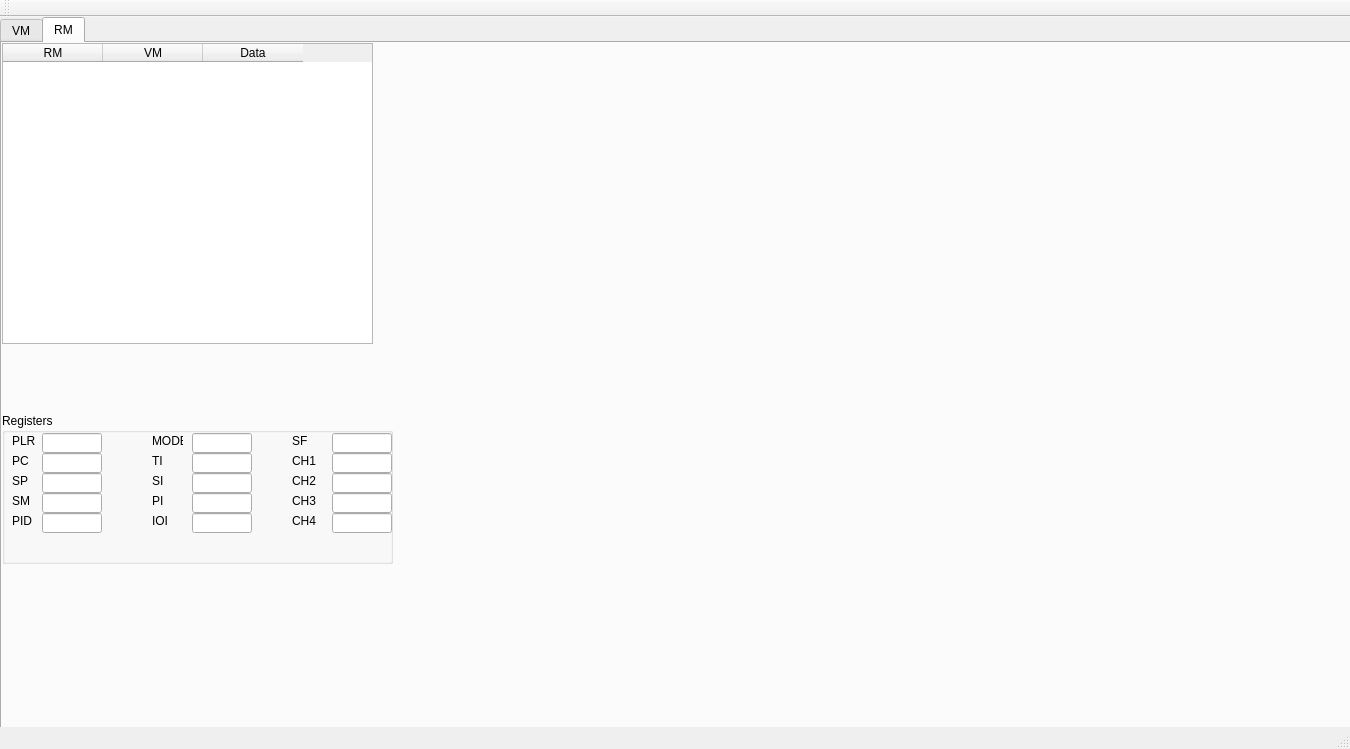
Qt form mainwindow.ui (LinasJu/Geriausia-operacine-sistema) before a commit.
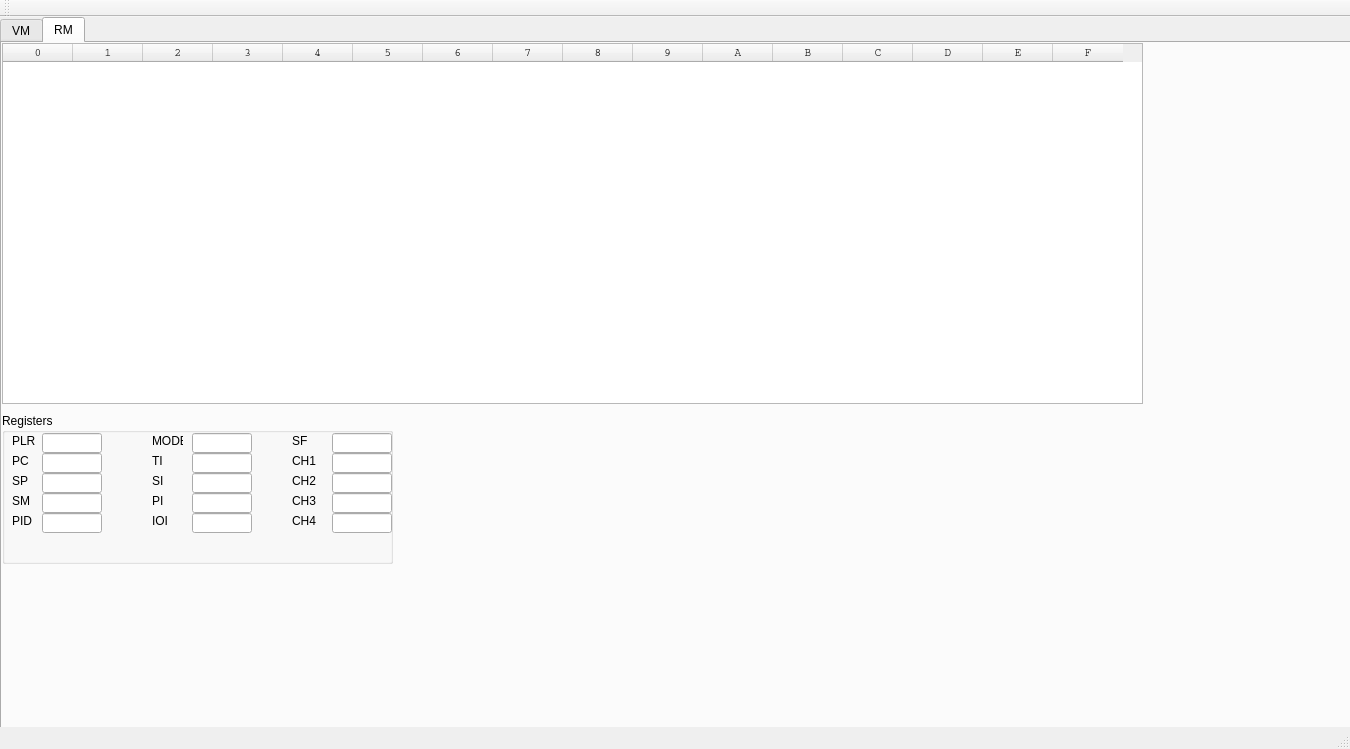
The same form after that commit. The open tabs and pages were chosen to show the change.

Patch:
```diff
--- a/mainwindow.ui
+++ b/mainwindow.ui
@@ -1307,23 +1307,152 @@
        <rect>
         <x>0</x>
         <y>0</y>
-        <width>371</width>
-        <height>301</height>
+        <width>1141</width>
+        <height>361</height>
        </rect>
       </property>
+      <property name="sizePolicy">
+       <sizepolicy hsizetype="Fixed" vsizetype="Fixed">
+        <horstretch>0</horstretch>
+        <verstretch>0</verstretch>
+       </sizepolicy>
+      </property>
+      <property name="font">
+       <font>
+        <family>Courier</family>
+        <pointsize>8</pointsize>
+        <kerning>false</kerning>
+       </font>
+      </property>
+      <property name="focusPolicy">
+       <enum>Qt::NoFocus</enum>
+      </property>
+      <property name="contextMenuPolicy">
+       <enum>Qt::DefaultContextMenu</enum>
+      </property>
+      <property name="layoutDirection">
+       <enum>Qt::LeftToRight</enum>
+      </property>
+      <property name="inputMethodHints">
+       <set>Qt::ImhPreferUppercase</set>
+      </property>
+      <property name="verticalScrollBarPolicy">
+       <enum>Qt::ScrollBarAsNeeded</enum>
+      </property>
+      <property name="horizontalScrollBarPolicy">
+       <enum>Qt::ScrollBarAsNeeded</enum>
+      </property>
+      <property name="sizeAdjustPolicy">
+       <enum>QAbstractScrollArea::AdjustIgnored</enum>
+      </property>
+      <property name="editTriggers">
+       <set>QAbstractItemView::NoEditTriggers</set>
+      </property>
+      <property name="alternatingRowColors">
+       <bool>true</bool>
+      </property>
+      <property name="selectionMode">
+       <enum>QAbstractItemView::NoSelection</enum>
+      </property>
+      <property name="textElideMode">
+       <enum>Qt::ElideLeft</enum>
+      </property>
+      <property name="verticalScrollMode">
+       <enum>QAbstractItemView::ScrollPerItem</enum>
+      </property>
+      <property name="horizontalScrollMode">
+       <enum>QAbstractItemView::ScrollPerItem</enum>
+      </property>
+      <attribute name="horizontalHeaderCascadingSectionResizes">
+       <bool>false</bool>
+      </attribute>
+      <attribute name="horizontalHeaderDefaultSectionSize">
+       <number>70</number>
+      </attribute>
+      <attribute name="verticalHeaderDefaultSectionSize">
+       <number>28</number>
+      </attribute>
+      <attribute name="verticalHeaderMinimumSectionSize">
+       <number>23</number>
+      </attribute>
       <column>
        <property name="text">
-        <string>RM</string>
+        <string>0</string>
        </property>
       </column>
       <column>
        <property name="text">
-        <string>VM</string>
+        <string>1</string>
        </property>
       </column>
       <column>
        <property name="text">
-        <string>Data</string>
+        <string>2</string>
+       </property>
+      </column>
+      <column>
+       <property name="text">
+        <string>3</string>
+       </property>
+      </column>
+      <column>
+       <property name="text">
+        <string>4</string>
+       </property>
+      </column>
+      <column>
+       <property name="text">
+        <string>5</string>
+       </property>
+      </column>
+      <column>
+       <property name="text">
+        <string>6</string>
+       </property>
+      </column>
+      <column>
+       <property name="text">
+        <string>7</string>
+       </property>
+      </column>
+      <column>
+       <property name="text">
+        <string>8</string>
+       </property>
+      </column>
+      <column>
+       <property name="text">
+        <string>9</string>
+       </property>
+      </column>
+      <column>
+       <property name="text">
+        <string>A</string>
+       </property>
+      </column>
+      <column>
+       <property name="text">
+        <string>B</string>
+       </property>
+      </column>
+      <column>
+       <property name="text">
+        <string>C</string>
+       </property>
+      </column>
+      <column>
+       <property name="text">
+        <string>D</string>
+       </property>
+      </column>
+      <column>
+       <property name="text">
+        <string>E</string>
+       </property>
+      </column>
+      <column>
+       <property name="text">
+        <string>F</string>
        </property>
       </column>
      </widget>
```
Left out of the diff: 75 changed lines with no effect on the pictures.
